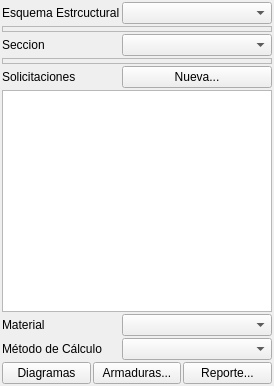
Above: mkstools/widgets/widgettipologia.ui from diegowald/mkstools before the change. Below: the same form after it.
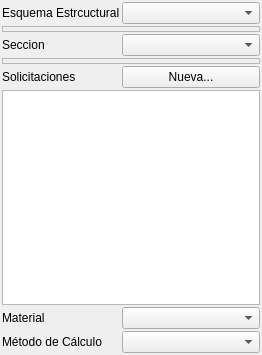
That is the form after the change.

Commit message: Mejora de la calidad del reporte. Work in progress

What changed in the file:
```diff
--- a/mkstools/widgets/widgettipologia.ui
+++ b/mkstools/widgets/widgettipologia.ui
@@ -6,8 +6,8 @@
    <rect>
     <x>0</x>
     <y>0</y>
-    <width>274</width>
-    <height>386</height>
+    <width>262</width>
+    <height>355</height>
    </rect>
   </property>
   <property name="windowTitle">
@@ -137,6 +137,9 @@
        </property>
       </widget>
      </item>
+     <item row="5" column="0" colspan="2">
+      <widget class="QListWidget" name="listSolicitaciones"/>
+     </item>
      <item row="6" column="0">
       <widget class="QLabel" name="label_4">
        <property name="text">
@@ -163,37 +166,6 @@
      <item row="7" column="1">
       <widget class="QComboBox" name="cboMetodoCalculo"/>
      </item>
-     <item row="5" column="0" colspan="2">
-      <widget class="QListWidget" name="listSolicitaciones"/>
-     </item>
-     <item row="8" column="0" colspan="2">
-      <layout class="QHBoxLayout" name="horizontalLayout_3">
-       <property name="spacing">
-        <number>2</number>
-       </property>
-       <item>
-        <widget class="QPushButton" name="btnDiagramas">
-         <property name="text">
-          <string>Diagramas</string>
-         </property>
-        </widget>
-       </item>
-       <item>
-        <widget class="QPushButton" name="btnArmadura">
-         <property name="text">
-          <string>Armaduras...</string>
-         </property>
-        </widget>
-       </item>
-       <item>
-        <widget class="QPushButton" name="btnReporte">
-         <property name="text">
-          <string>Reporte...</string>
-         </property>
-        </widget>
-       </item>
-      </layout>
-     </item>
     </layout>
    </item>
   </layout>
```
Left out of the diff: 3 changed lines with no effect on the pictures. The commit also changes 9 other files.
